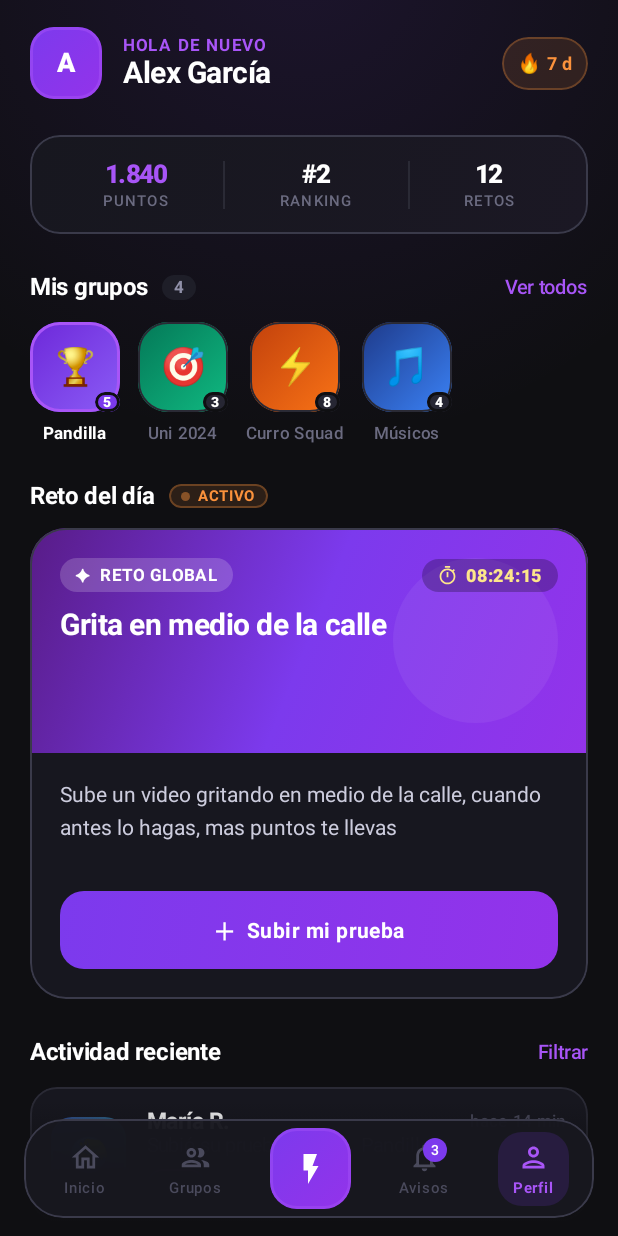
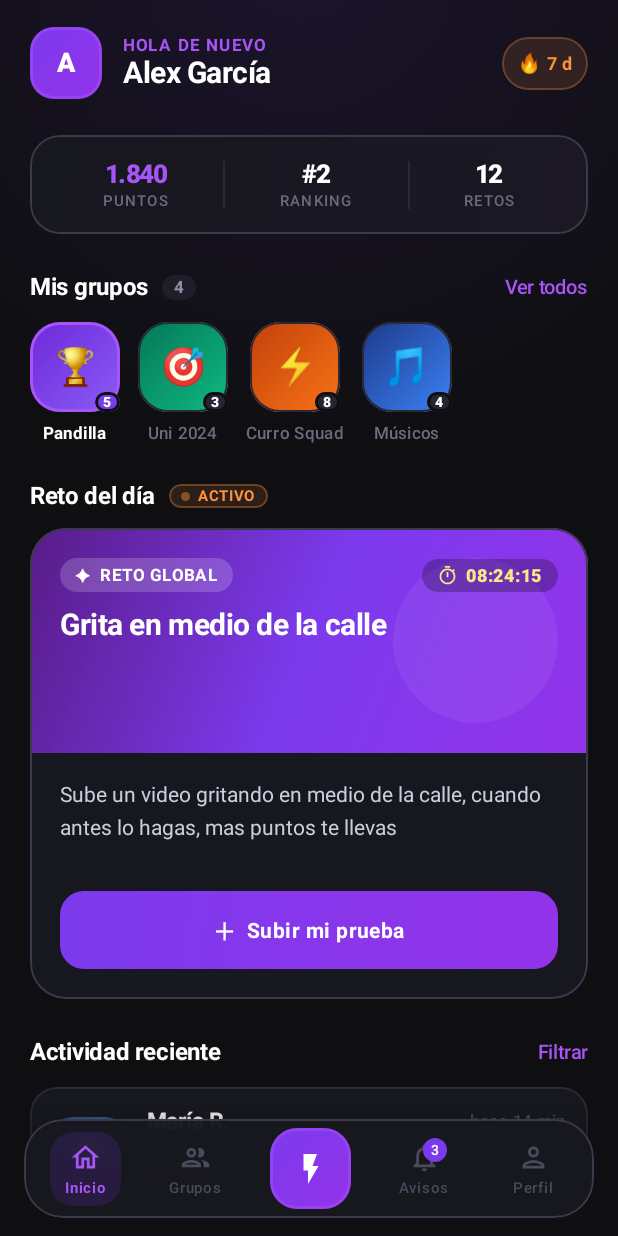
Before and after one commit to conor0mcgregor/Kadai, an Android app built with Jetpack Compose: the HomeScreen screen opened through its navigation route, after a tap on "Perfil", on a phone screen of 412 x 824 dp. Run offline under Robolectric (Android 15) with nearby library versions, the phone set to English and light mode, and no system bars; 3 other taps on this screen came first.

Commit message:
mejora del estado inicial

```diff
--- a/app/src/main/java/com/example/kadai/MainActivity.kt
+++ b/app/src/main/java/com/example/kadai/MainActivity.kt
@@ -4,13 +4,12 @@ import android.os.Bundle
 import androidx.activity.ComponentActivity
 import androidx.activity.compose.setContent
 import androidx.activity.enableEdgeToEdge
-import androidx.navigation.compose.rememberNavController
-import com.example.kadai.ui.navigation.KadaiNavHost
+import com.example.kadai.app.KadaiApp
 import com.example.kadai.ui.theme.KadaiTheme
 
 /**
- * Punto de entrada de la aplicación.
- * Solo configura el tema y delega en KadaiNavHost toda la navegación.
+ * Punto de entrada limpio de la aplicación.
+ * Solo configura edge-to-edge, aplica el tema Kadai y delega la interfaz en KadaiApp.
  */
 class MainActivity : ComponentActivity() {
     override fun onCreate(savedInstanceState: Bundle?) {
@@ -18,8 +17,7 @@ class MainActivity : ComponentActivity() {
         enableEdgeToEdge()
         setContent {
             KadaiTheme {
-                val navController = rememberNavController()
-                KadaiNavHost(navController = navController)
+                KadaiApp()
             }
         }
     }
--- /dev/null
+++ b/app/src/main/java/com/example/kadai/app/KadaiApp.kt
@@ -0,0 +1,85 @@
+package com.example.kadai.app
+
+import androidx.compose.foundation.background
+import androidx.compose.foundation.layout.Box
+import androidx.compose.foundation.layout.fillMaxSize
+import androidx.compose.foundation.layout.fillMaxWidth
+import androidx.compose.foundation.layout.navigationBarsPadding
+import androidx.compose.foundation.layout.padding
+import androidx.compose.material3.Scaffold
+import androidx.compose.runtime.Composable
+import androidx.compose.runtime.getValue
+import androidx.compose.ui.Modifier
+import androidx.compose.ui.graphics.Brush
+import androidx.compose.ui.graphics.Color
+import androidx.compose.ui.unit.dp
+import androidx.navigation.NavHostController
+import androidx.navigation.compose.currentBackStackEntryAsState
+import androidx.navigation.compose.rememberNavController
+import com.example.kadai.ui.components.KadaiBottomNav
+import com.example.kadai.ui.navigation.KadaiNavHost
+import com.example.kadai.ui.navigation.Routes
+import com.example.kadai.ui.theme.Background
+
+/**
+ * Contenedor principal de la aplicación.
+ * Centraliza la estructura general con Scaffold, NavHost y la barra inferior compartida.
+ */
+@Composable
+fun KadaiApp(
+    navController: NavHostController = rememberNavController()
+) {
+    val navBackStackEntry by navController.currentBackStackEntryAsState()
+    val currentRoute = navBackStackEntry?.destination?.route
+
+    // La barra inferior se muestra únicamente en destinos principales (Home)
+    val shouldShowBottomBar = currentRoute == Routes.HOME
+
+    Scaffold(
+        containerColor = Background,
+        bottomBar = {
+            if (shouldShowBottomBar) {
+                Box(
+                    modifier = Modifier
+                        .fillMaxWidth()
+                        .background(
+                            brush = Brush.verticalGradient(
+                                colors = listOf(Color.Transparent, Background.copy(alpha = 0.95f), Background),
+                                startY = 0f,
+                                endY = 160f
+                            )
+                        )
+                        .navigationBarsPadding()
+                        .padding(horizontal = 16.dp, vertical = 12.dp)
+                ) {
+                    KadaiBottomNav(
+                        currentRoute = "home",
+                        notifCount = 3,
+                        onRouteChange = { route ->
+                            when (route) {
+                                "home" -> {
+                                    if (currentRoute != Routes.HOME) {
+                                        navController.navigate(Routes.HOME) {
+                                            popUpTo(Routes.HOME) { inclusive = true }
+                                        }
+                                    }
+                                }
+                                // Las futuras pantallas (groups, challenge, notifs, profile)
+                                // se conectarán aquí cuando existan sus destinos en Routes
+                                else -> {}
+                            }
+                        }
+                    )
+                }
+            }
+        }
+    ) { paddingValues ->
+        Box(
+            modifier = Modifier
+                .fillMaxSize()
+                .padding(top = paddingValues.calculateTopPadding())
+        ) {
+            KadaiNavHost(navController = navController)
+        }
+    }
+}
--- a/app/src/main/java/com/example/kadai/ui/screens/home/HomeScreen.kt
+++ b/app/src/main/java/com/example/kadai/ui/screens/home/HomeScreen.kt
@@ -181,8 +181,6 @@ fun HomeScreen(
     onNotifClick: () -> Unit = {},
     onProfileClick: () -> Unit = {},
 ) {
-    var currentNavRoute by rememberSaveable { mutableStateOf("home") }
-
     Box(
         modifier = Modifier
             .fillMaxSize()
@@ -309,36 +307,6 @@ fun HomeScreen(
                         .padding(bottom = 12.dp)
                 )
             }
-        }
-
-        // ── Barra de Navegación Inferior Flotante ───────────────────────────
-        // Insets de navegación protegidos para que los gestos de Android no la tapen
-        Box(
-            modifier = Modifier
-                .align(Alignment.BottomCenter)
-                .fillMaxWidth()
-                .background(
-                    brush = Brush.verticalGradient(
-                        colors = listOf(Color.Transparent, Background.copy(alpha = 0.95f), Background),
-                        startY = 0f,
-                        endY = 160f
-                    )
-                )
-                .navigationBarsPadding() // Respeta barra de gestos / botones de navegación Android
-                .padding(horizontal = 16.dp, vertical = 12.dp)
-        ) {
-            KadaiBottomNav(
-                currentRoute = currentNavRoute,
-                notifCount = notifCount,
-                onRouteChange = { route ->
-                    currentNavRoute = route
-                    when (route) {
-                        "notifs"    -> onNotifClick()
-                        "profile"   -> onProfileClick()
-                        "challenge" -> onChallengeClick()
-                    }
-                }
-            )
         }
     }
 }
--- a/gradle.properties
+++ b/gradle.properties
@@ -21,3 +21,4 @@ kotlin.code.style=official
 # resources declared in the library itself and none from the library's dependencies,
 # thereby reducing the size of the R class for that library
 android.nonTransitiveRClass=true
+org.gradle.java.home=C:/Users/ossam/.jdks/ms-21.0.9
```
Also changed, not shown: 1 other file.
